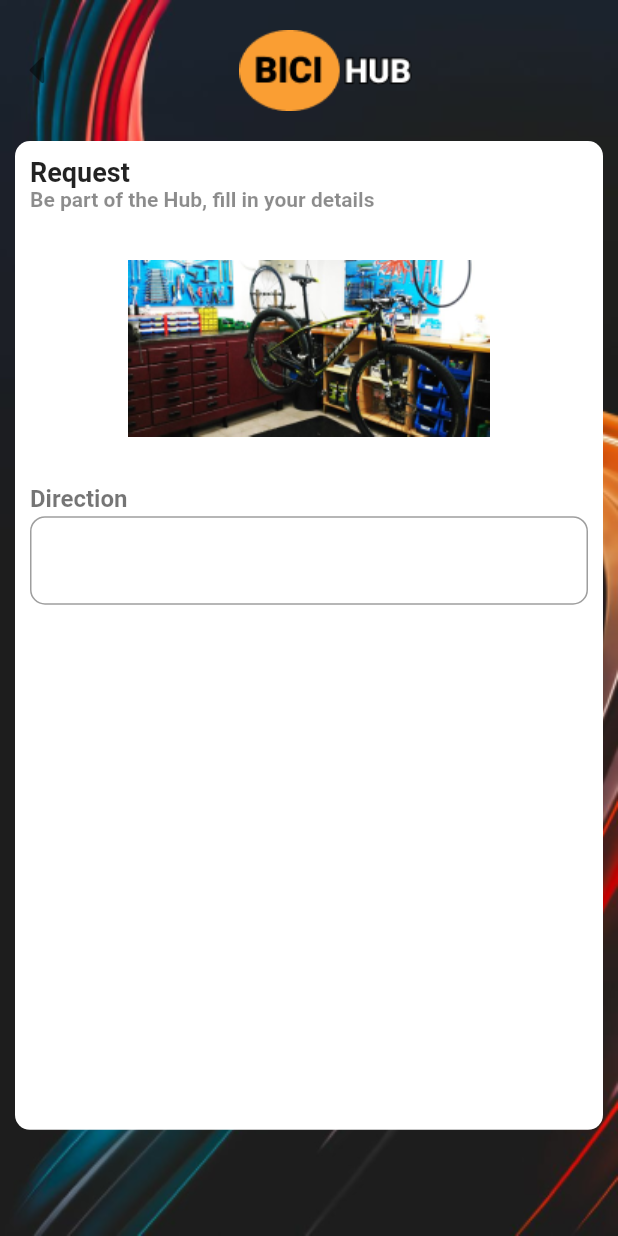
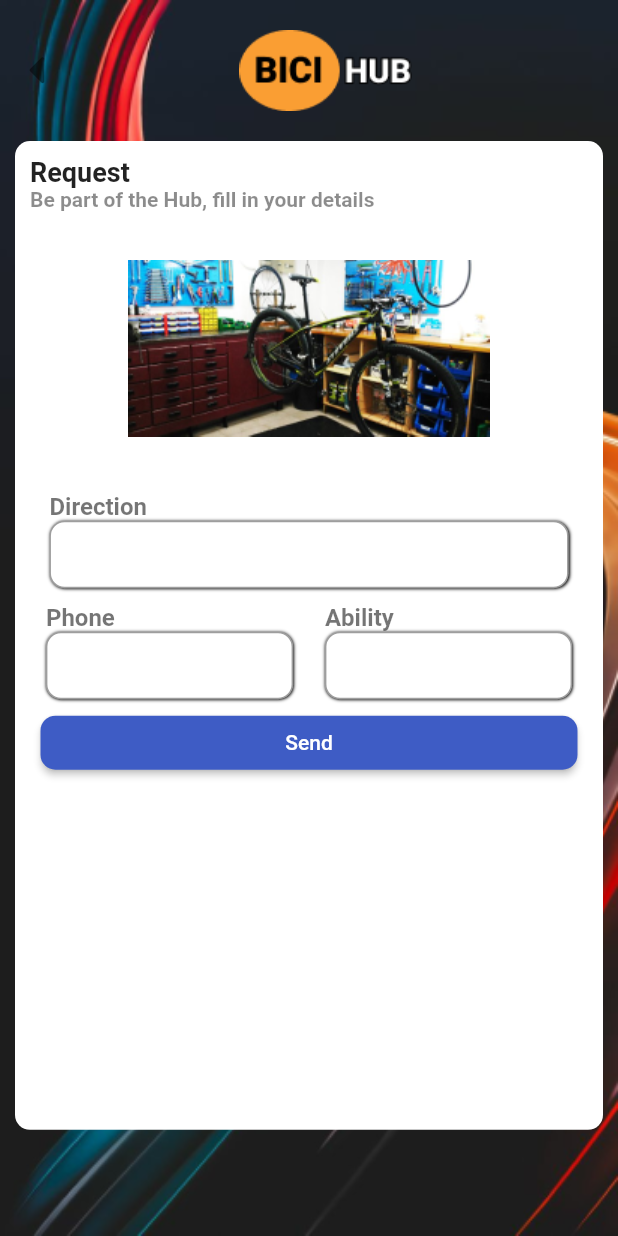
Before and after one commit to EnriqueEA/BiciHub, a Flutter app: the RequestPage screen opened by its route, on a phone screen of 412 x 824 dp. Run offline on Flutter 3.47's test engine with Material 2 defaults, Android fonts, the phone set to English and light mode, and no system bars; our stand-ins replace font_awesome_flutter, google_maps_flutter, location.

Commit message:
RequestPage añadido

```diff
--- a/lib/src/my_app.dart
+++ b/lib/src/my_app.dart
@@ -11,7 +11,7 @@ class MyApp extends StatelessWidget {
     return MaterialApp(
       title: 'Material App',
       debugShowCheckedModeBanner: false,
-      initialRoute: "request",
+      initialRoute: "home",
       routes: {
         "home": (_) => HomePage(),
         "status": (_) => StatusPage(),
--- a/lib/src/pages/maps_page.dart
+++ b/lib/src/pages/maps_page.dart
@@ -58,7 +58,10 @@ class _MapsPageState extends State<MapsPage> {
               child: Container(
                 decoration: BoxDecoration(
                   color: Colors.white,
-                  borderRadius: BorderRadius.circular(15.0),
+                  borderRadius: BorderRadius.only(
+                    topLeft: Radius.circular(15.0),
+                    topRight: Radius.circular(15.0),
+                  ),
                   boxShadow: [
                     BoxShadow(color: Colors.black26, blurRadius: 15.0)
                   ],
@@ -66,6 +69,7 @@ class _MapsPageState extends State<MapsPage> {
                 width: _size.width * 0.95,
                 height: _size.height * 0.35,
                 child: ListView(
+                  physics: ScrollPhysics(),
                   children: [
                     Column(
                       crossAxisAlignment: CrossAxisAlignment.start,
@@ -73,7 +77,7 @@ class _MapsPageState extends State<MapsPage> {
                         Align(
                           alignment: Alignment.topCenter,
                           child: Container(
-                            margin: EdgeInsets.only(top: 20.0, bottom: 10.0),
+                            margin: EdgeInsets.only(top: 20.0, bottom: 2.0),
                             child: Text(
                               'HUBBICI WISHES YOU A GOOD DAY',
                               style: TextStyle(
@@ -87,7 +91,6 @@ class _MapsPageState extends State<MapsPage> {
                           padding: EdgeInsets.symmetric(horizontal: 20.0),
                           child: TextFieldOwn('Direction', 1),
                         ),
-                        SizedBox(height: 10.0),
                         Row(
                           mainAxisAlignment: MainAxisAlignment.spaceAround,
                           children: [
@@ -96,9 +99,7 @@ class _MapsPageState extends State<MapsPage> {
                             TextFieldOwn('Price', 0.2),
                           ],
                         ),
-                        Align(
-                          child: Button('Choose'),
-                        )
+                        Align(child: Button('Choose'))
                       ],
                     ),
                   ],
--- a/lib/src/pages/request_page.dart
+++ b/lib/src/pages/request_page.dart
@@ -1,3 +1,4 @@
+import 'package:bici_hub/src/widgets/button.dart';
 import 'package:bici_hub/src/widgets/text_field_own.dart';
 import 'package:flutter/material.dart';
 
@@ -11,7 +12,7 @@ class RequestPage extends StatelessWidget {
       body: SafeArea(
         child: Stack(
           children: [
-            Header(),
+            _Background(),
             _Container(),
           ],
         ),
@@ -25,14 +26,17 @@ class _Container extends StatelessWidget {
   Widget build(BuildContext context) {
     return Column(
       children: [
-        Container(
-          margin: EdgeInsets.symmetric(vertical: 20.0),
-          child: Row(
-            mainAxisAlignment: MainAxisAlignment.spaceBetween,
-            children: [BackButtonOwn(), Logo(), SizedBox()],
-          ),
-        ),
-        Container(
+        _Header(),
+        _Content(),
+      ],
+    );
+  }
+}
+
+class _Content extends StatelessWidget {
+  @override
+  Widget build(BuildContext context) {
+    return Container(
       margin: EdgeInsets.only(left: 10.0, right: 10.0, bottom: 10.0),
       padding: EdgeInsets.all(10.0),
       width: double.infinity,
@@ -42,7 +46,6 @@ class _Container extends StatelessWidget {
         borderRadius: BorderRadius.circular(10.0),
       ),
       child: ListView(
-            // crossAxisAlignment: CrossAxisAlignment.start,
         children: [
           Text(
             'Request',
@@ -62,24 +65,43 @@ class _Container extends StatelessWidget {
             'assets/bike_garaje.png',
             width: double.infinity,
           ),
-              TextFieldOwn('Direction', 1),
+          Align(child: TextFieldOwn('Direction', 0.84)),
+          Row(
+            mainAxisAlignment: MainAxisAlignment.spaceAround,
+            children: [
+              TextFieldOwn('Phone', 0.4),
+              TextFieldOwn('Ability', 0.4),
             ],
           ),
+          Padding(
+            padding: const EdgeInsets.symmetric(horizontal: 7.0),
+            child: Button('Send'),
           ),
         ],
+      ),
     );
   }
 }
 
-class Header extends StatelessWidget {
-  const Header({
-    Key? key,
-  }) : super(key: key);
+class _Header extends StatelessWidget {
+  @override
+  Widget build(BuildContext context) {
+    return Container(
+      margin: EdgeInsets.symmetric(vertical: 20.0),
+      child: Row(
+        mainAxisAlignment: MainAxisAlignment.spaceBetween,
+        children: [BackButtonOwn(), Logo(), SizedBox()],
+      ),
+    );
+  }
+}
 
+class _Background extends StatelessWidget {
   @override
   Widget build(BuildContext context) {
     return Image.asset(
       'assets/fondo.png',
+      width: double.infinity,
       height: double.infinity,
       fit: BoxFit.fill,
     );
--- a/lib/src/pages/status_page.dart
+++ b/lib/src/pages/status_page.dart
@@ -13,12 +13,7 @@ class StatusPage extends StatelessWidget {
           child: Column(
             crossAxisAlignment: CrossAxisAlignment.start,
             children: [
-              Row(
-                children: [
-                  BackButtonOwn(),
-                  Expanded(child: Logo()),
-                ],
-              ),
+              _Header(),
               Container(
                 margin: EdgeInsets.symmetric(horizontal: 10),
                 child: Column(
@@ -149,3 +144,20 @@ class StatusPage extends StatelessWidget {
     }
   }
 }
+
+class _Header extends StatelessWidget {
+  const _Header({
+    Key? key,
+  }) : super(key: key);
+
+  @override
+  Widget build(BuildContext context) {
+    return Container(
+      margin: EdgeInsets.symmetric(vertical: 15.0),
+      child: Row(
+        mainAxisAlignment: MainAxisAlignment.spaceBetween,
+        children: [BackButtonOwn(), Logo(), SizedBox()],
+      ),
+    );
+  }
+}
--- a/lib/src/widgets/button.dart
+++ b/lib/src/widgets/button.dart
@@ -1,8 +1,8 @@
 import 'package:flutter/material.dart';
 
 class Button extends StatelessWidget {
-  final _text;
-  Button(this._text);
+  final text;
+  Button(this.text);
 
   @override
   Widget build(BuildContext context) {
@@ -24,7 +24,7 @@ class Button extends StatelessWidget {
           ),
         ),
       ),
-      child: Text('$_text'),
+      child: Text('$text'),
     );
   }
 }
--- a/lib/src/widgets/text_field_own.dart
+++ b/lib/src/widgets/text_field_own.dart
@@ -1,36 +1,65 @@
 import 'package:flutter/material.dart';
 
 class TextFieldOwn extends StatelessWidget {
-  final _name;
-  final _porcentage;
+  final label;
+  final porcentage;
 
-  TextFieldOwn(this._name, this._porcentage);
+  TextFieldOwn(this.label, this.porcentage);
 
   @override
   Widget build(BuildContext context) {
-    return Column(
+    return Container(
+      margin: EdgeInsets.symmetric(vertical: 5.0),
+      child: Column(
         crossAxisAlignment: CrossAxisAlignment.start,
         children: [
-        Text(
-          '$_name',
+          _Label(label),
+          _TextField(porcentage),
+        ],
+      ),
+    );
+  }
+}
+
+class _TextField extends StatelessWidget {
+  const _TextField(this.porcentage);
+
+  final porcentage;
+
+  @override
+  Widget build(BuildContext context) {
+    return Container(
+      width: MediaQuery.of(context).size.width * porcentage,
+      height: 45.0,
+      decoration: BoxDecoration(
+        borderRadius: BorderRadius.circular(10.0),
+        color: Colors.white,
+        boxShadow: [BoxShadow(blurRadius: 1, offset: Offset(0.5, 0.5))],
+      ),
+      child: TextField(
+        decoration: InputDecoration(
+          contentPadding: EdgeInsets.all(12.0),
+          border: OutlineInputBorder(borderRadius: BorderRadius.circular(10.0)),
+        ),
+      ),
+    );
+  }
+}
+
+class _Label extends StatelessWidget {
+  final label;
+
+  const _Label(this.label);
+
+  @override
+  Widget build(BuildContext context) {
+    return Text(
+      '$label',
       style: TextStyle(
         color: Colors.black54,
         fontSize: 16,
         fontWeight: FontWeight.bold,
       ),
-        ),
-        Container(
-          margin: EdgeInsets.only(top: 2.0),
-          width: MediaQuery.of(context).size.width * _porcentage,
-          child: TextField(
-            decoration: InputDecoration(
-              border: OutlineInputBorder(
-                borderRadius: BorderRadius.circular(10.0),
-              ),
-            ),
-          ),
-        ),
-      ],
     );
   }
 }
```
Lines whose indentation alone changed are shown as unchanged.
